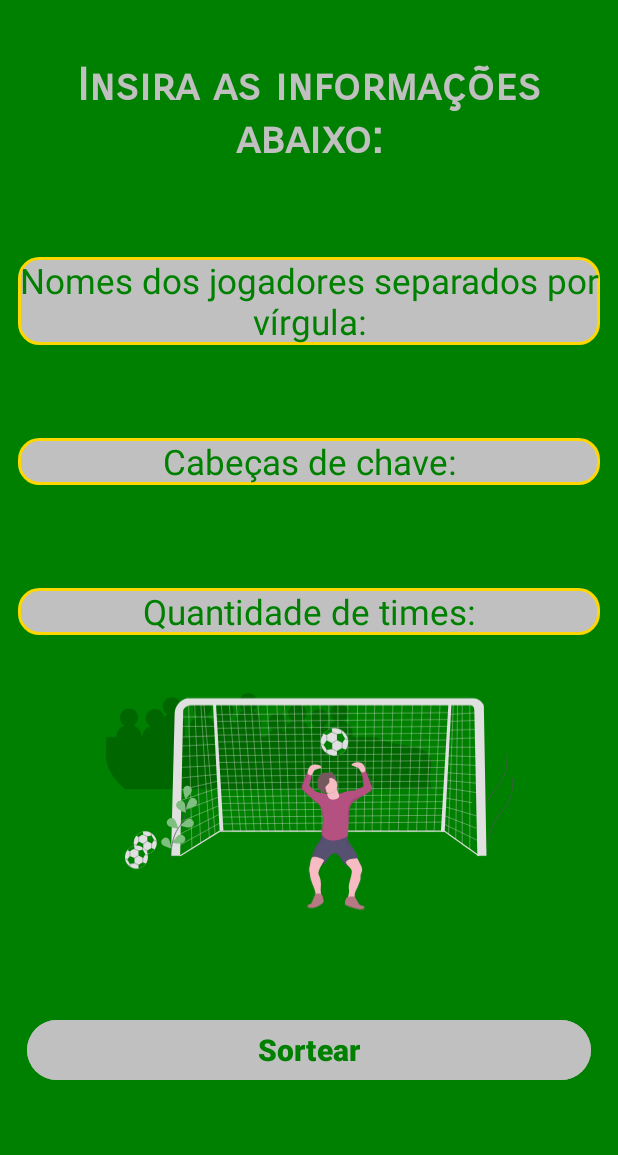
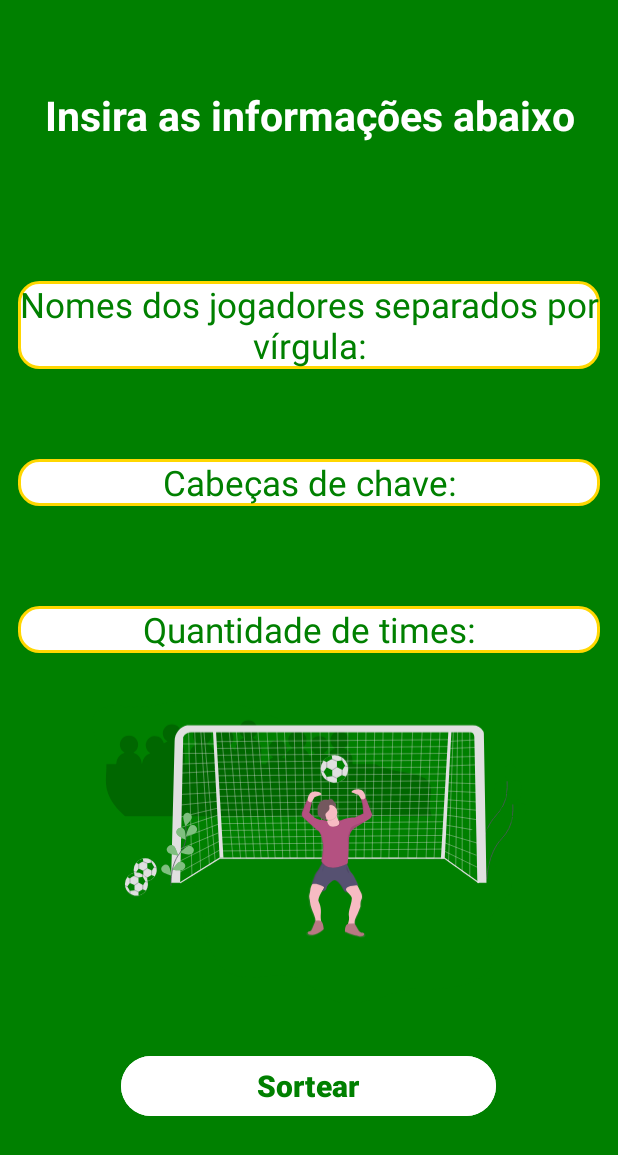
Before and after one commit to Wpompeo/Sorteador_de_times, an Android app: the FootballDraw screen opened directly, with no data from a screen before it, on a phone screen of 412 x 824 dp. Shown: the top 1155 px of the screen. Run offline under Robolectric (Android 15) with nearby library versions, the phone set to English and light mode, and no system bars.

Commit message:
final commit "final UI tweaks"

```diff
--- a/app/src/main/res/drawable/rounded_edt_text.xml
+++ b/app/src/main/res/drawable/rounded_edt_text.xml
@@ -1,5 +1,5 @@
 <shape xmlns:android="http://schemas.android.com/apk/res/android">
-    <solid android:color="@color/silver" /> <!-- Cor de fundo -->
+    <solid android:color="@color/white" /> <!-- Cor de fundo -->
     <corners android:radius="13dp" /> <!-- Bordas arredondadas -->
     <stroke
         android:width="2dp"
--- a/app/src/main/res/layout/activity_football_draw.xml
+++ b/app/src/main/res/layout/activity_football_draw.xml
@@ -14,11 +14,10 @@
         android:id="@+id/textView"
         android:layout_width="match_parent"
         android:layout_height="wrap_content"
-        android:fontFamily="sans-serif-smallcaps"
         android:text="@string/second_screen_title"
         android:textAlignment="center"
-        android:textColor="@color/silver"
-        android:textSize="30sp"
+        android:textColor="@color/white"
+        android:textSize="27sp"
         android:textStyle="bold"
         app:layout_constraintBottom_toTopOf="@+id/edt_players"
         app:layout_constraintEnd_toEndOf="parent"
@@ -31,20 +30,21 @@
         android:id="@+id/edt_players"
         android:layout_width="match_parent"
         android:layout_height="wrap_content"
-        android:hint="@string/text_teams"
-        android:background="@drawable/rounded_edt_text"
-        android:textSize="23sp"
         android:layout_marginStart="12dp"
         android:layout_marginEnd="12dp"
+        android:background="@drawable/rounded_edt_text"
+        android:hint="@string/text_teams"
+        android:inputType="textMultiLine"
+        android:textAlignment="center"
+        android:textColor="@color/green"
         android:textColorHint="@color/green"
-        android:textColor="@color/green"
-        android:textAlignment="center"
-        android:inputType="textMultiLine"
+        android:textSize="23sp"
         app:layout_constraintBottom_toBottomOf="parent"
         app:layout_constraintEnd_toEndOf="parent"
+        app:layout_constraintHorizontal_bias="0.0"
         app:layout_constraintStart_toStartOf="parent"
         app:layout_constraintTop_toTopOf="parent"
-        app:layout_constraintVertical_bias="0.224" />
+        app:layout_constraintVertical_bias="0.245" />
 
     <EditText
         android:id="@+id/key_head"
@@ -97,20 +97,20 @@
 
     <Button
         android:id="@+id/btn_sort"
-        android:layout_width="match_parent"
+        android:layout_width="250dp"
         android:layout_height="wrap_content"
         android:layout_margin="18dp"
-        android:backgroundTint="@color/silver"
+        android:backgroundTint="@color/white"
         android:text="@string/btn_sorteio"
         android:textColor="@color/green"
         android:textSize="20dp"
         android:textStyle="bold"
         app:layout_constraintBottom_toBottomOf="parent"
         app:layout_constraintEnd_toEndOf="parent"
-        app:layout_constraintHorizontal_bias="0.342"
+        app:layout_constraintHorizontal_bias="0.496"
         app:layout_constraintStart_toStartOf="parent"
         app:layout_constraintTop_toBottomOf="@+id/teams"
-        app:layout_constraintVertical_bias="0.742">
+        app:layout_constraintVertical_bias="0.809">
 
     </Button>
 
--- a/app/src/main/res/layout/activity_main.xml
+++ b/app/src/main/res/layout/activity_main.xml
@@ -14,7 +14,7 @@
         android:layout_height="wrap_content"
         android:fontFamily="sans-serif-smallcaps"
         android:text="@string/text_title_screen_one"
-        android:textColor="@color/silver"
+        android:textColor="@color/white"
         android:textAlignment="center"
         android:textSize="68dp"
         android:textStyle="bold|italic"
@@ -67,14 +67,14 @@
 
     <Button
         android:id="@+id/btn_init"
-        android:layout_width="match_parent"
+        android:layout_width="250dp"
         android:layout_height="wrap_content"
         android:text="@string/btn_init"
         android:textSize="20sp"
         android:textColor="@color/green"
         android:textStyle="bold"
         android:layout_margin="18dp"
-        android:backgroundTint="@color/silver"
+        android:backgroundTint="@color/white"
         app:layout_constraintBottom_toBottomOf="parent"
         app:layout_constraintEnd_toEndOf="parent"
         app:layout_constraintStart_toStartOf="parent"
--- a/app/src/main/res/values/strings.xml
+++ b/app/src/main/res/values/strings.xml
@@ -5,13 +5,13 @@
     <string name="btn_init">Iniciar</string>
     <string name="btn_finish">Finalizar</string>
     <string name="final_screen_title">Times sorteados:</string>
-    <string name="final_screen_subtitle">Times sorteados:</string>
+    <string name="final_screen_subtitle">Times sorteados</string>
     <string name="good_game_text">Bom jogo!</string>
-    <string name="second_screen_title">Insira as informações abaixo:</string>
+    <string name="second_screen_title">Insira as informações abaixo</string>
     <string name="text_teams">Nomes dos jogadores separados por vírgula:</string>
     <string name="key_head_text">Cabeças de chave:</string>
     <string name="text_number_of_teams">Quantidade de times:</string>
     <string name="text_title_screen_one">Pelada</string>
-    <string name="text__screen_subtitle">é compromisso.</string>
+    <string name="text__screen_subtitle">é compromisso</string>
     <string name="final_text_screen_one">Sorteie os times sem panelinha</string>
 </resources>
```
Also changed, not shown: app/src/main/res/layout/activity_result_teams.xml (+9 -9 lines).
